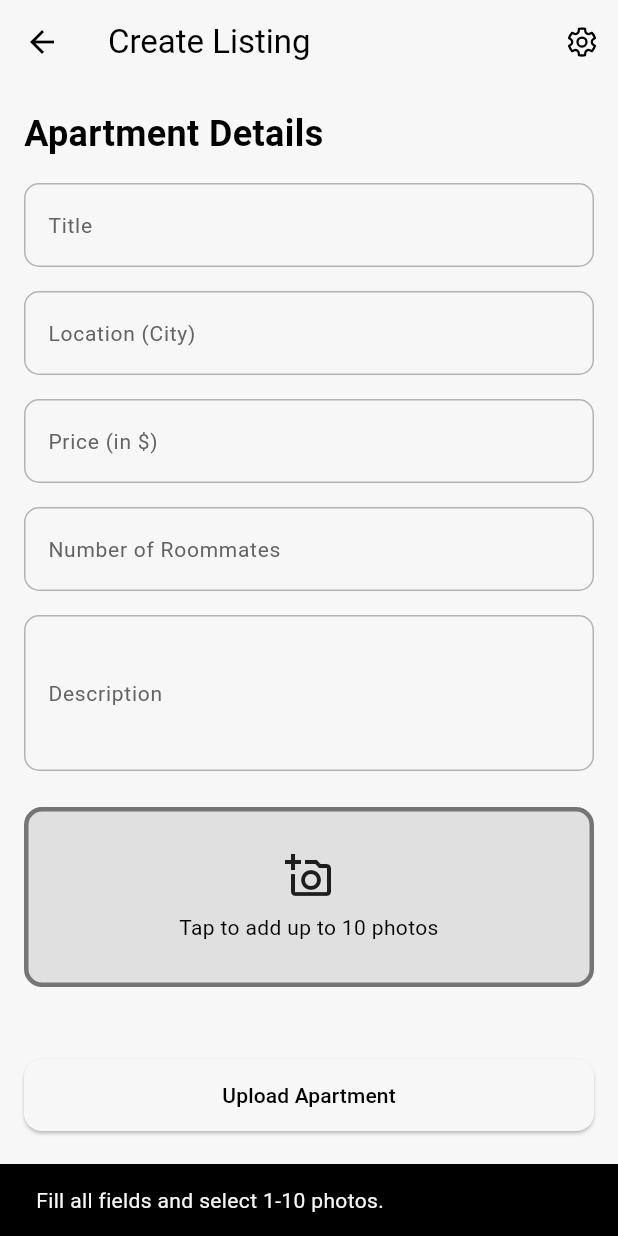
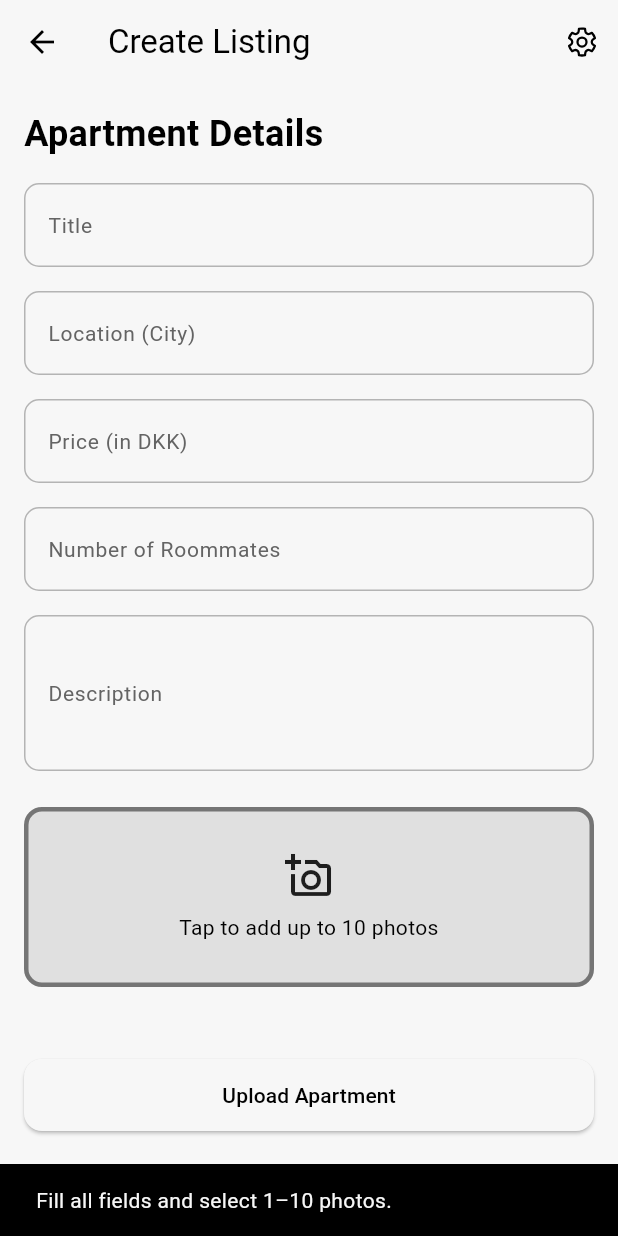
Before and after one commit to AndreasBardram/RoomFinder, a Flutter app: the CreateListingScreen screen opened directly, after a tap on "Upload Apartment", on a phone screen of 412 x 824 dp. Run offline on Flutter 3.47's test engine with Material 3 defaults, Android fonts, the phone set to English and light mode, and no system bars; our stand-ins replace cached_network_image, cloud_firestore, firebase_auth, firebase_core, firebase_storage, fluentui_system_icons and 2 more; accounts and stored records are empty.

Commit message:
more_information.dart screen

```diff
--- a/room_finder/lib/screens/create_listing_screen.dart
+++ b/room_finder/lib/screens/create_listing_screen.dart
@@ -24,7 +24,7 @@ class _CreateListingScreenState extends State<CreateListingScreen> {
   final _roommatesController   = TextEditingController();
   final _descriptionController = TextEditingController();
 
-  final _picker = ImagePicker();
+  final _picker  = ImagePicker();
   List<XFile> _images = [];
   bool _isUploading   = false;
 
@@ -39,6 +39,7 @@ class _CreateListingScreenState extends State<CreateListingScreen> {
   }
 
   /* --------------------------- image picker --------------------------- */
+
   Future<void> _pickImages() async {
     final picked = await _picker.pickMultiImage(imageQuality: 85);
     if (picked.isEmpty) return;
@@ -60,7 +61,7 @@ class _CreateListingScreenState extends State<CreateListingScreen> {
       child: Container(
         height: 120,
         decoration: BoxDecoration(
-          color: Colors.grey.shade300,                         // not white
+          color: Colors.grey.shade300,
           borderRadius: BorderRadius.circular(12),
           border: Border.all(color: Colors.grey.shade600, width: 3),
         ),
@@ -83,13 +84,31 @@ class _CreateListingScreenState extends State<CreateListingScreen> {
     );
   }
 
+  /* ------------------------- single image upload ---------------------- */
+
+  Future<String> _uploadImage({
+    required String listingId,
+    required int index,
+    required XFile file,
+  }) async {
+    final ref = FirebaseStorage.instance
+        .ref('apartments/$listingId/$index.jpg');
+
+    final snap = await ref.putFile(
+      File(file.path),
+      SettableMetadata(contentType: 'image/jpeg'),
+    );
+
+    return await snap.ref.getDownloadURL();
+  }
+
   /* ---------------------------- upload flow --------------------------- */
+
   Future<void> _createApartment() async {
     final user = FirebaseAuth.instance.currentUser;
     if (user == null) {
-      ScaffoldMessenger.of(context).showSnackBar(
-        const SnackBar(content: Text('No user logged in.')),
-      );
+      ScaffoldMessenger.of(context)
+          .showSnackBar(const SnackBar(content: Text('No user logged in.')));
       return;
     }
 
@@ -106,7 +125,7 @@ class _CreateListingScreenState extends State<CreateListingScreen> {
         description.isEmpty ||
         _images.isEmpty) {
       ScaffoldMessenger.of(context).showSnackBar(
-        const SnackBar(content: Text('Fill all fields and select 1-10 photos.')),
+        const SnackBar(content: Text('Fill all fields and select 1–10 photos.')),
       );
       return;
     }
@@ -114,6 +133,7 @@ class _CreateListingScreenState extends State<CreateListingScreen> {
     setState(() => _isUploading = true);
 
     try {
+      /* ---- create Firestore doc first ---- */
       final docRef = await FirebaseFirestore.instance
           .collection('apartments')
           .add({
@@ -126,15 +146,21 @@ class _CreateListingScreenState extends State<CreateListingScreen> {
         'createdAt'  : FieldValue.serverTimestamp(),
       });
 
-      final urls = <String>[];
-      for (var i = 0; i < _images.length; i++) {
-        final ref = FirebaseStorage.instance
-            .ref('apartments/${docRef.id}/$i.jpg');
-        await ref.putFile(File(_images[i].path));
-        urls.add(await ref.getDownloadURL());
-      }
+      /* ---- upload images in parallel ---- */
+      final uploadFutures = _images.asMap().entries.map(
+        (e) => _uploadImage(
+          listingId: docRef.id,
+          index: e.key,
+          file: e.value,
+        ),
+      );
+
+      final urls = await Future.wait(uploadFutures);
+
+      /* ---- write URLs back ---- */
       await docRef.update({'imageUrls': urls});
 
+      /* ---- clear UI ---- */
       _titleController.clear();
       _cityController.clear();
       _priceController.clear();
@@ -153,6 +179,7 @@ class _CreateListingScreenState extends State<CreateListingScreen> {
   }
 
   /* -------------------------------- UI -------------------------------- */
+
   @override
   Widget build(BuildContext context) {
     return Scaffold(
@@ -176,7 +203,8 @@ class _CreateListingScreenState extends State<CreateListingScreen> {
               crossAxisAlignment: CrossAxisAlignment.stretch,
               children: [
                 const Text('Apartment Details',
-                    style: TextStyle(fontSize: 24, fontWeight: FontWeight.bold)),
+                    style: TextStyle(
+                        fontSize: 24, fontWeight: FontWeight.bold)),
                 const SizedBox(height: 16),
 
                 TextField(
@@ -187,20 +215,23 @@ class _CreateListingScreenState extends State<CreateListingScreen> {
 
                 TextField(
                   controller: _cityController,
-                  decoration: customInputDecoration(labelText: 'Location (City)'),
+                  decoration:
+                      customInputDecoration(labelText: 'Location (City)'),
                 ),
                 const SizedBox(height: 16),
 
                 TextField(
                   controller: _priceController,
-                  decoration: customInputDecoration(labelText: 'Price (in \$)'),
+                  decoration:
+                      customInputDecoration(labelText: 'Price (in DKK)'),
                   keyboardType: TextInputType.number,
                 ),
                 const SizedBox(height: 16),
 
                 TextField(
                   controller: _roommatesController,
-                  decoration: customInputDecoration(labelText: 'Number of Roommates'),
+                  decoration: customInputDecoration(
+                      labelText: 'Number of Roommates'),
                   keyboardType: TextInputType.number,
                 ),
                 const SizedBox(height: 16),
@@ -221,7 +252,8 @@ class _CreateListingScreenState extends State<CreateListingScreen> {
                     child: ListView.separated(
                       scrollDirection: Axis.horizontal,
                       itemCount: _images.length,
-                      separatorBuilder: (_, __) => const SizedBox(width: 8),
+                      separatorBuilder: (_, __) =>
+                          const SizedBox(width: 8),
                       itemBuilder: (_, i) => ClipRRect(
                         borderRadius: BorderRadius.circular(8),
                         child: Image.file(
@@ -235,12 +267,11 @@ class _CreateListingScreenState extends State<CreateListingScreen> {
                   ),
                 const SizedBox(height: 32),
 
-                /* ---------------------- Upload Apartment ----------------- */
                 ElevatedButton(
                   onPressed: _isUploading ? null : _createApartment,
                   style: ElevatedButton.styleFrom(
                     minimumSize: const Size.fromHeight(48),
-                    foregroundColor: Colors.black, // ⬅️ text NOT white
+                    foregroundColor: Colors.black,
                     shape: RoundedRectangleBorder(
                       borderRadius: BorderRadius.circular(12),
                     ),
@@ -250,7 +281,6 @@ class _CreateListingScreenState extends State<CreateListingScreen> {
               ],
             ),
           ),
-
           if (_isUploading)
             Container(
               color: Colors.black.withOpacity(0.15),
--- a/room_finder/pubspec.yaml
+++ b/room_finder/pubspec.yaml
@@ -18,6 +18,7 @@ dependencies:
   image_picker:       ^1.0.8
   fluentui_system_icons: ^1.1.227
   google_fonts: ^6.2.1
+  cached_network_image: ^3.3.1
 
 dev_dependencies:
   flutter_test:
```
Also changed, not shown: room_finder/lib/screens/find_roommates_screen.dart (+59 -20 lines), room_finder/lib/screens/more_information.dart (added, +111 -0 lines), room_finder/pubspec.lock, 1 other file.
